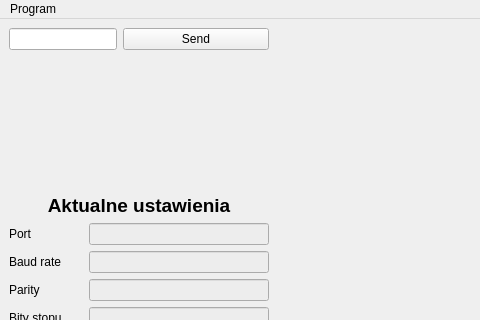
This is ui/mainwindow.ui in p4r4noj4/spectroscope-connector as Qt 5 draws it before an edit; both pictures show x 0 to 480 and y 0 to 320 of the 810 by 594 pixel window. The edited form follows.
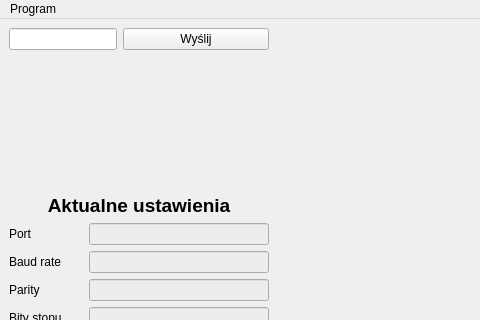
This is the edited form.

Commit message: changes in readme and translation to polish in GUI

```diff
--- a/ui/mainwindow.ui
+++ b/ui/mainwindow.ui
@@ -619,7 +619,7 @@
           <item row="0" column="1">
            <widget class="QPushButton" name="commandSendButton">
             <property name="text">
-             <string>Send</string>
+             <string>Wyślij</string>
             </property>
            </widget>
           </item>
```
Left out of the diff: 32 changed lines with no effect on the pictures. The commit also changes 1 other file.
